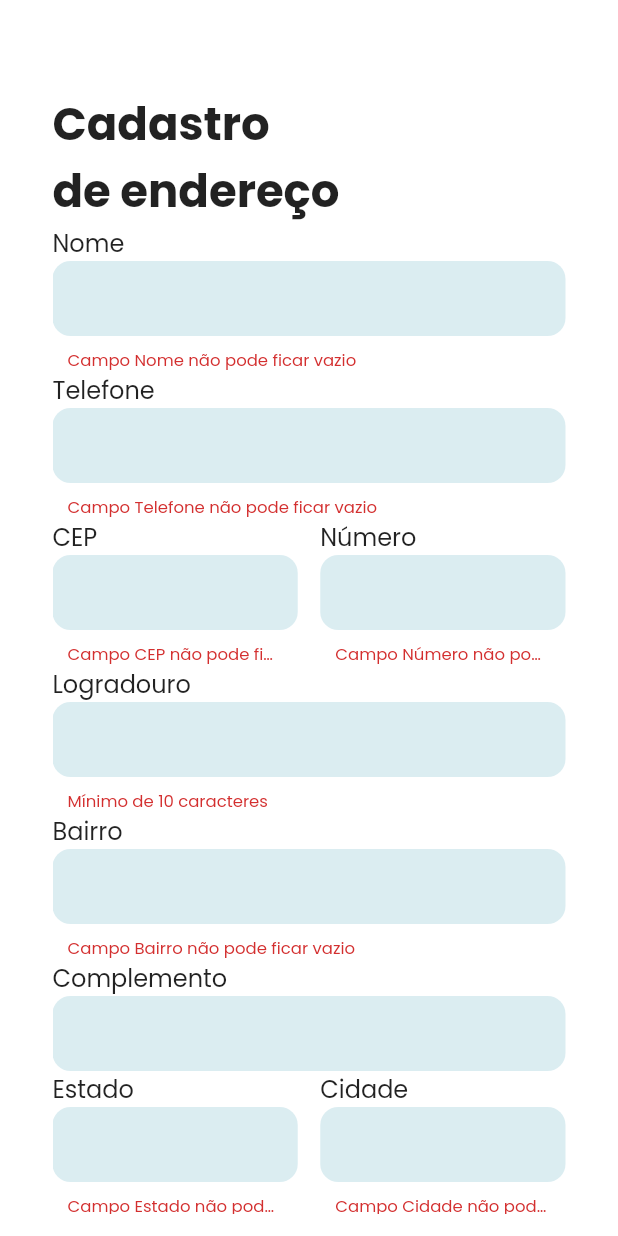
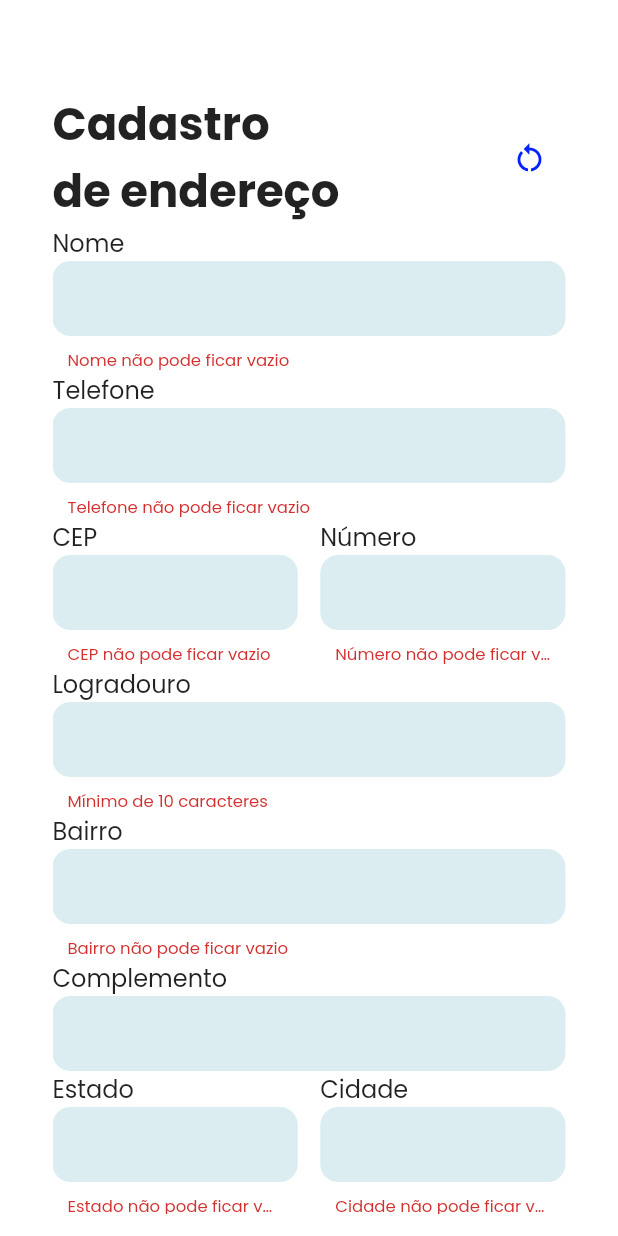
Before and after one commit to jhoisz/form_alura, a Flutter app: the screen it shows after launch, after a tap on "Salvar", on a phone screen of 412 x 824 dp. Run offline on Flutter 3.47's test engine with Material 2 defaults, Android fonts, the light colour scheme and no system bars; our stand-ins replace extended_masked_text, google_fonts.

Commit message:
feat: create modal and reset button

```diff
--- a/lib/form/form_page.dart
+++ b/lib/form/form_page.dart
@@ -1,7 +1,7 @@
 import 'package:extended_masked_text/extended_masked_text.dart';
 import 'package:flutter/material.dart';
 import 'package:flutter/services.dart';
-import 'package:form_alura/address.dart';
+import 'package:form_alura/models/address.dart';
 import 'package:google_fonts/google_fonts.dart';
 
 class FormPage extends StatefulWidget {
@@ -13,8 +13,6 @@ class FormPage extends StatefulWidget {
 
 class _FormPageState extends State<FormPage> {
   final _formKey = GlobalKey<FormState>();
-
-  Address? address;
 
   final _nameController = TextEditingController();
   final _phoneController = MaskedTextController(mask: '(000) 00000-0000');
@@ -42,12 +40,27 @@ class _FormPageState extends State<FormPage> {
         child: Column(
           crossAxisAlignment: CrossAxisAlignment.start,
           children: [
-            Text(
-              'Cadastro\nde endereço',
-              style: GoogleFonts.poppins(
-                fontSize: 30,
-                fontWeight: FontWeight.bold,
-              ),
+            Row(
+              children: [
+                Expanded(
+                  child: Text(
+                    'Cadastro\nde endereço',
+                    style: GoogleFonts.poppins(
+                      fontSize: 30,
+                      fontWeight: FontWeight.bold,
+                    ),
+                  ),
+                ),
+                IconButton(
+                  onPressed: () {
+                    resetForm();
+                  },
+                  icon: const Icon(
+                    Icons.restart_alt,
+                    color: Color(0xFF0123FF),
+                  ),
+                ),
+              ],
             ),
             Expanded(
               child: ListView(
@@ -153,9 +166,7 @@ class _FormPageState extends State<FormPage> {
                         ),
                         primary: const Color(0xFF0123FF),
                       ),
-                      onPressed: () {
-                        validateForm();
-                      },
+                      onPressed: validateForm,
                       child: Text(
                         'Salvar',
                         style: GoogleFonts.poppins(
@@ -174,8 +185,21 @@ class _FormPageState extends State<FormPage> {
     );
   }
 
+  void resetForm() {
+    _formKey.currentState?.reset();
+    _nameController.clear();
+    _phoneController.clear();
+    _cepController.clear();
+    _numberController.clear();
+    _streetController.clear();
+    _neighborhoodController.clear();
+    _complementController.clear();
+    _cityController.clear();
+    _stateController.clear();
+  }
+
   Widget buildTextField(
-    String name,
+    String label,
     TextInputType type,
     BuildContext context,
     TextEditingController controller, {
@@ -187,7 +211,7 @@ class _FormPageState extends State<FormPage> {
       crossAxisAlignment: CrossAxisAlignment.start,
       children: [
         Text(
-          name,
+          label,
           style: GoogleFonts.poppins(fontSize: 16),
         ),
         TextFormField(
@@ -195,7 +219,7 @@ class _FormPageState extends State<FormPage> {
           validator: validator ??
               (value) {
                 return (value?.isEmpty ?? true)
-                    ? 'Campo $name não pode ficar vazio'
+                    ? '$label não pode ficar vazio'
                     : null;
               },
           keyboardType: type,
@@ -231,7 +255,7 @@ class _FormPageState extends State<FormPage> {
   void validateForm() {
     final FormState? form = _formKey.currentState;
     if (form?.validate() ?? false) {
-      address = Address(
+      Address address = Address(
         name: _nameController.text,
         phone: _phoneController.text,
         cep: _cepController.text,
@@ -242,9 +266,46 @@ class _FormPageState extends State<FormPage> {
         state: _stateController.text,
         city: _cityController.text,
       );
-      debugPrint(address?.getAddress().toString());
+      debugPrint(address.toJson().toString());
+      buildModal(context, address);
+      resetForm();
     } else {
       debugPrint('Formulário inválido');
     }
   }
+
+  void buildModal(BuildContext context, Address address) {
+    showDialog(
+      context: context,
+      builder: (context) {
+        return AlertDialog(
+          title: Text(
+            'Endereço salvo!',
+            style: GoogleFonts.poppins(
+              fontSize: 18.0,
+              // color: const Color(0xFF56B36D),
+              fontWeight: FontWeight.bold,
+            ),
+          ),
+          content: Text(
+            address.toString(),
+            style: GoogleFonts.poppins(
+              fontSize: 16.0,
+            ),
+          ),
+          actions: [
+            TextButton(
+              onPressed: () {
+                Navigator.pop(context, 'OK');
+              },
+              child: const Icon(
+                Icons.done,
+                color: Color(0xFF1D3DF2),
+              ),
+            ),
+          ],
+        );
+      },
+    );
+  }
 }
```
